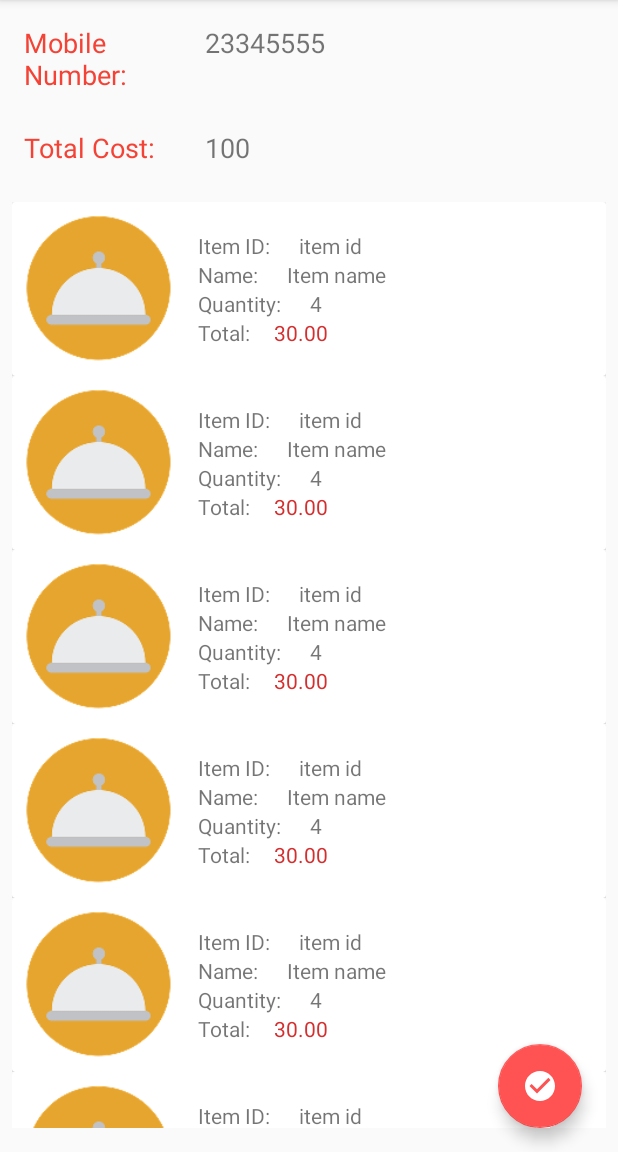
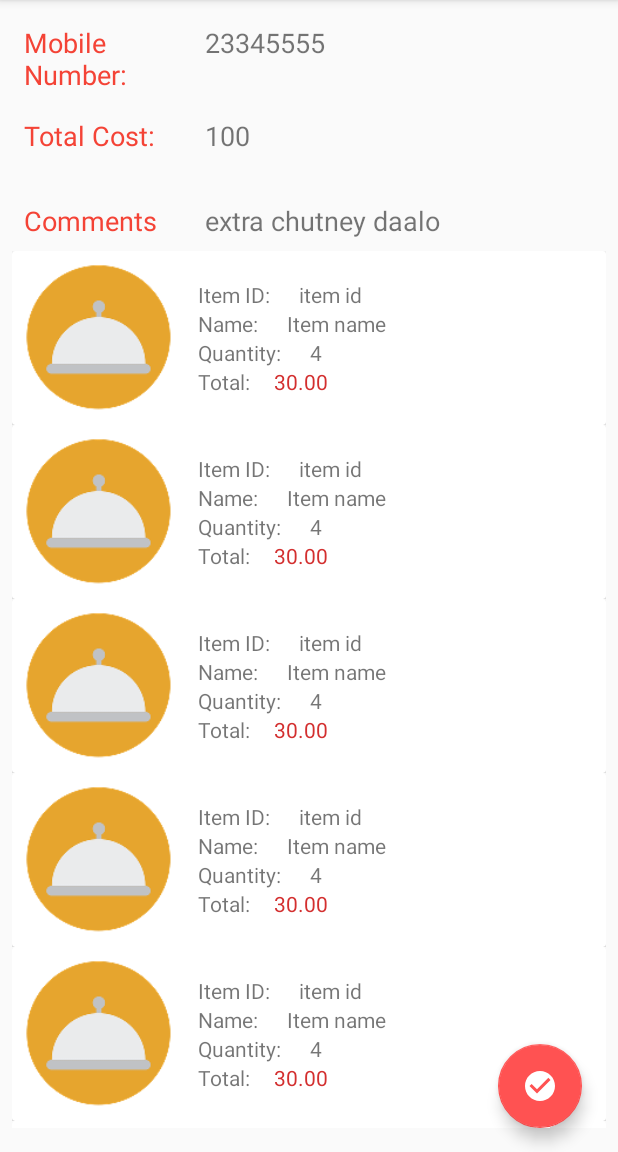
Before and after one commit to ayush4190/Neighbour-s-Chef, an Android app: the screen it shows after launch (OrderActivity), after a tap on "View", on a phone screen of 412 x 824 dp, the part 84-1236 px from its top. Run offline under Robolectric (Android 15) with nearby library versions, the phone set to English and light mode, and no system bars; libraries missing offline, so code that uses them is left out: com.facebook.login.

Commit message:
order r=section completed

```diff
--- a/VendorsApp/app/src/main/java/com/example/vendorsapp/OrderActivity.java
+++ b/VendorsApp/app/src/main/java/com/example/vendorsapp/OrderActivity.java
@@ -134,7 +134,12 @@ public class OrderActivity extends AppCompatActivity implements NavigationView.O
         if(findViewById(R.id.main_fragment_container) != null) {
             HomepageFrag homeFragment = new HomepageFrag();
             getSupportFragmentManager().beginTransaction().replace(R.id.main_fragment_container, homeFragment ,"home_frag").commit();
+
         }
+
+
+
+
 
 
 
--- a/VendorsApp/app/src/main/res/layout/fragment_order_list.xml
+++ b/VendorsApp/app/src/main/res/layout/fragment_order_list.xml
@@ -38,7 +38,7 @@
         </LinearLayout>
 
         <LinearLayout
-            android:layout_marginTop="@dimen/horizontal_padding"
+
             android:padding="@dimen/horizontal_padding"
             android:layout_marginBottom="@dimen/activity_vertical_margin"
             android:orientation="horizontal"
@@ -54,6 +54,29 @@
                 android:textSize="18sp"
                 android:id="@+id/customer_address"
                 android:text="100 "
+                android:layout_weight="3"
+                android:layout_width="0dp"
+                android:layout_height="wrap_content"/>
+
+        </LinearLayout>
+        <LinearLayout
+
+            android:padding="@dimen/horizontal_padding"
+            android:orientation="horizontal"
+            android:layout_width="match_parent"
+            android:layout_height="wrap_content"
+            >
+            <TextView
+                android:textSize="18sp"
+                android:text="Comments"
+                android:layout_weight="1.4"
+                android:layout_width="0dp"
+                android:layout_height="wrap_content"
+                android:textColor="@color/colorPrimary"/>
+            <TextView
+                android:textSize="18sp"
+                android:id="@+id/Customer_Comment"
+                android:text="extra chutney daalo"
                 android:layout_weight="3"
                 android:layout_width="0dp"
                 android:layout_height="wrap_content"/>
```
Also changed, not shown: VendorsApp/app/src/main/java/com/example/vendorsapp/OrderListFargment.java (+24 -0 lines).
